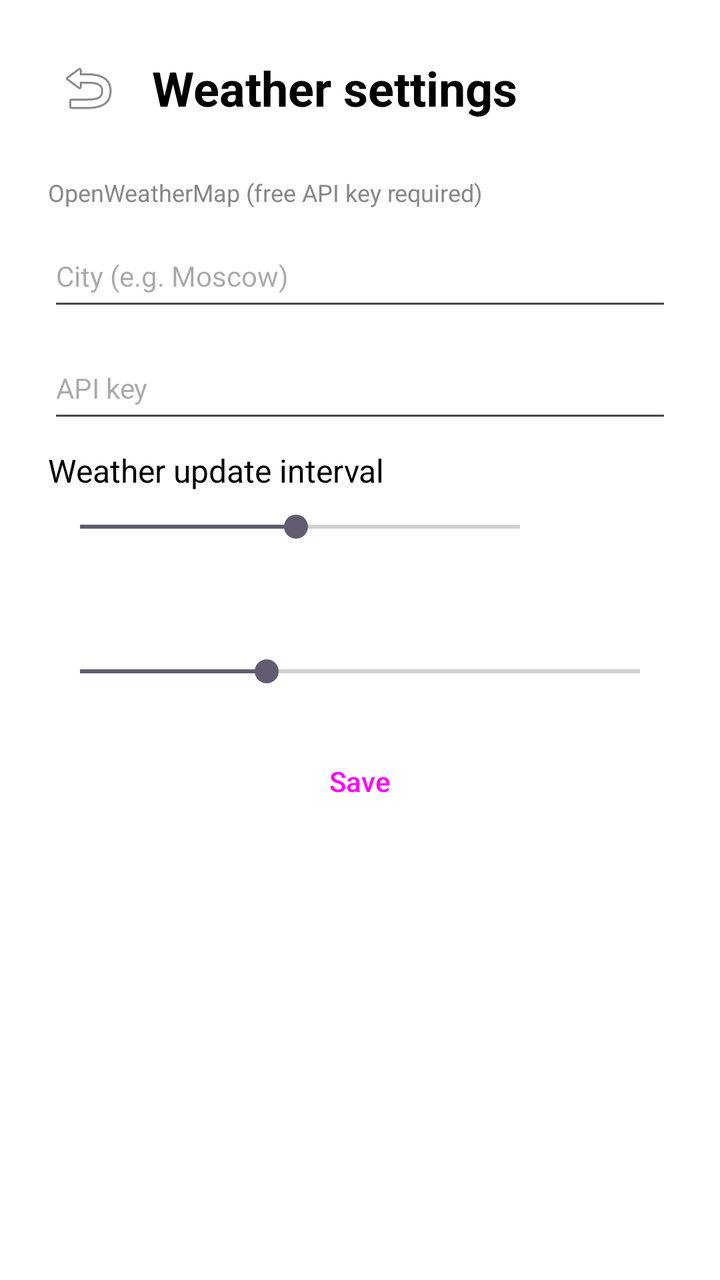
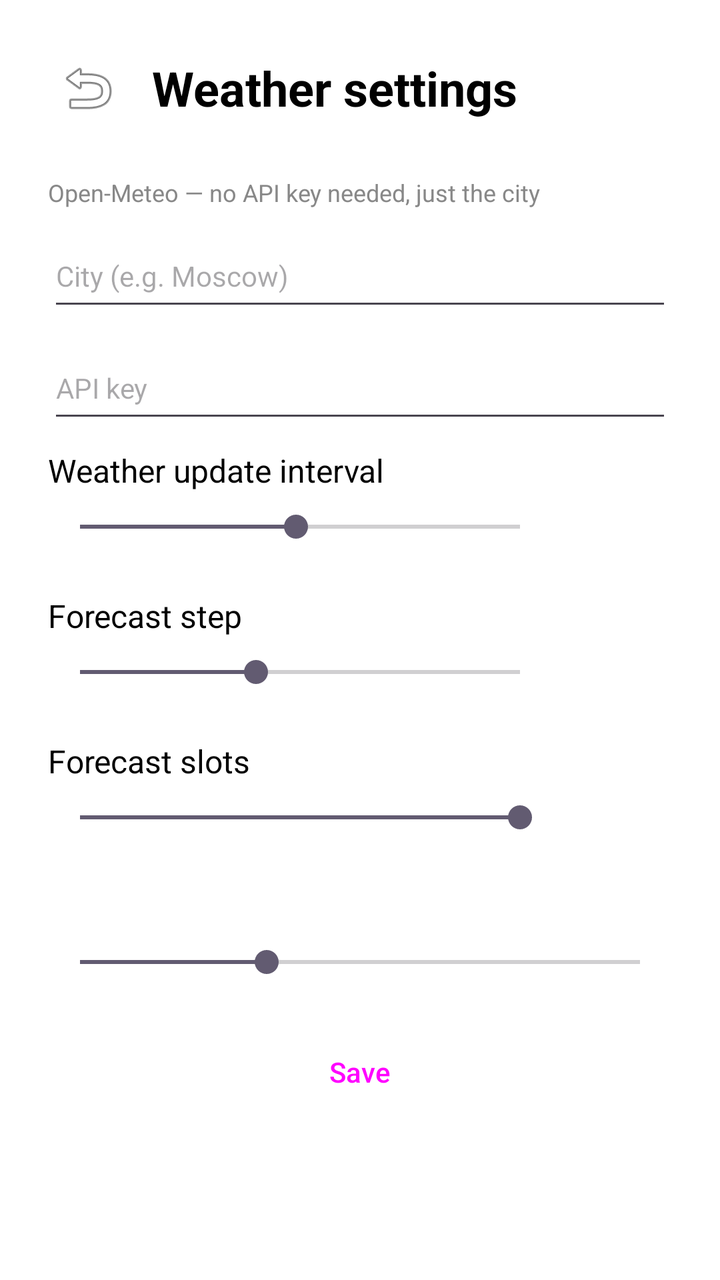

Screens rendered from an Android XML layout before and after an edit, with the pre-edit source and the edit as a unified diff.
<!-- AndroidManifest.xml: application theme Theme.EinkScreensaver -->
<!-- res/layout/activity_weather_settings.xml -->
<?xml version="1.0" encoding="utf-8"?>
<ScrollView xmlns:android="http://schemas.android.com/apk/res/android"
    android:layout_width="match_parent"
    android:layout_height="match_parent"
    android:background="#FFFFFF">

    <LinearLayout
        android:layout_width="match_parent"
        android:layout_height="wrap_content"
        android:orientation="vertical"
        android:padding="24dp">

        
        <LinearLayout
            android:layout_width="match_parent"
            android:layout_height="wrap_content"
            android:orientation="horizontal"
            android:gravity="center_vertical"
            android:layout_marginBottom="24dp">

            <ImageButton
                android:id="@+id/btnBack"
                android:layout_width="40dp"
                android:layout_height="40dp"
                android:src="@android:drawable/ic_menu_revert"
                android:background="?attr/selectableItemBackgroundBorderless"
                android:contentDescription="@string/back"
                android:scaleType="centerInside"
                android:layout_marginEnd="12dp" />

            <TextView
                android:layout_width="wrap_content"
                android:layout_height="wrap_content"
                android:text="@string/weather_settings"
                android:textSize="24sp"
                android:textStyle="bold"
                android:textColor="#000000" />
        </LinearLayout>

        <TextView
            android:layout_width="wrap_content"
            android:layout_height="wrap_content"
            android:text="@string/weather_description"
            android:textSize="12sp"
            android:textColor="#888888"
            android:layout_marginBottom="8dp" />

        <EditText
            android:id="@+id/etWeatherCity"
            android:layout_width="match_parent"
            android:layout_height="48dp"
            android:hint="@string/weather_city_hint"
            android:textSize="14sp"
            android:inputType="text"
            android:layout_marginBottom="8dp" />

        <EditText
            android:id="@+id/etWeatherApiKey"
            android:layout_width="match_parent"
            android:layout_height="48dp"
            android:hint="@string/weather_api_key_hint"
            android:textSize="14sp"
            android:inputType="textPassword"
            android:layout_marginBottom="8dp" />

        
        <TextView
            android:layout_width="wrap_content"
            android:layout_height="wrap_content"
            android:text="@string/weather_interval_title"
            android:textSize="16sp"
            android:textColor="#000000"
            android:layout_marginBottom="8dp" />

        <LinearLayout
            android:layout_width="match_parent"
            android:layout_height="wrap_content"
            android:orientation="horizontal"
            android:gravity="center_vertical"
            android:layout_marginBottom="24dp">

            <SeekBar
                android:id="@+id/weatherIntervalSeekBar"
                android:layout_width="0dp"
                android:layout_height="wrap_content"
                android:layout_weight="1"
                android:max="59"
                android:progress="29" />

            <TextView
                android:id="@+id/weatherIntervalValue"
                android:layout_width="60dp"
                android:layout_height="wrap_content"
                android:textSize="14sp"
                android:textColor="#000000"
                android:gravity="center" />
        </LinearLayout>

        
        <TextView
            android:id="@+id/fontSizeLabel"
            android:layout_width="wrap_content"
            android:layout_height="wrap_content"
            android:textSize="16sp"
            android:textColor="#000000"
            android:layout_marginBottom="8dp" />

        <SeekBar
            android:id="@+id/fontSizeSeekBar"
            android:layout_width="match_parent"
            android:layout_height="wrap_content"
            android:min="8"
            android:max="32"
            android:progress="16"
            android:layout_marginBottom="24dp" />

        <Button
            android:id="@+id/btnSave"
            android:layout_width="match_parent"
            android:layout_height="44dp"
            android:text="@string/save"
            android:textSize="14sp"
            android:layout_marginBottom="32dp"
            style="@style/Widget.Material3.Button.OutlinedButton" />

    </LinearLayout>
</ScrollView>
<!-- resources referenced by this layout -->
<resources>
  <string name="back">Back</string>
  <string name="save">Save</string>
  <string name="weather_api_key_hint">API key</string>
  <string name="weather_city_hint">City (e.g. Moscow)</string>
  <string name="weather_description">OpenWeatherMap (free API key required)</string>
  <string name="weather_interval_title">Weather update interval</string>
  <string name="weather_settings">Weather settings</string>
  <style name="Theme.EinkScreensaver" parent="Theme.Material3.Light.NoActionBar">
          <item name="android:statusBarColor">#FFFFFF</item>
          <item name="android:windowLightStatusBar">true</item>
      </style>
</resources>

<!-- the commit's change to res/layout/activity_weather_settings.xml (unified diff, before → after) -->
@@ -98,6 +98,72 @@
 
         
         <TextView
+            android:layout_width="wrap_content"
+            android:layout_height="wrap_content"
+            android:text="@string/weather_step_title"
+            android:textSize="16sp"
+            android:textColor="#000000"
+            android:layout_marginBottom="8dp" />
+
+        <LinearLayout
+            android:layout_width="match_parent"
+            android:layout_height="wrap_content"
+            android:orientation="horizontal"
+            android:gravity="center_vertical"
+            android:layout_marginBottom="24dp">
+
+            <SeekBar
+                android:id="@+id/weatherStepSeekBar"
+                android:layout_width="0dp"
+                android:layout_height="wrap_content"
+                android:layout_weight="1"
+                android:max="5"
+                android:progress="2" />
+
+            <TextView
+                android:id="@+id/weatherStepValue"
+                android:layout_width="60dp"
+                android:layout_height="wrap_content"
+                android:textSize="14sp"
+                android:textColor="#000000"
+                android:gravity="center" />
+        </LinearLayout>
+
+        
+        <TextView
+            android:layout_width="wrap_content"
+            android:layout_height="wrap_content"
+            android:text="@string/weather_slots_title"
+            android:textSize="16sp"
+            android:textColor="#000000"
+            android:layout_marginBottom="8dp" />
+
+        <LinearLayout
+            android:layout_width="match_parent"
+            android:layout_height="wrap_content"
+            android:orientation="horizontal"
+            android:gravity="center_vertical"
+            android:layout_marginBottom="24dp">
+
+            <SeekBar
+                android:id="@+id/weatherSlotsSeekBar"
+                android:layout_width="0dp"
+                android:layout_height="wrap_content"
+                android:layout_weight="1"
+                android:max="4"
+                android:progress="4" />
+
+            <TextView
+                android:id="@+id/weatherSlotsValue"
+                android:layout_width="60dp"
+                android:layout_height="wrap_content"
+                android:textSize="14sp"
+                android:textColor="#000000"
+                android:gravity="center" />
+        </LinearLayout>
+
+        
+        <TextView
             android:id="@+id/fontSizeLabel"
             android:layout_width="wrap_content"
             android:layout_height="wrap_content"
<!-- resource entries referenced after the edit -->
@@ -4,9 +4,11 @@
   <string name="save">Save</string>
   <string name="weather_api_key_hint">API key</string>
   <string name="weather_city_hint">City (e.g. Moscow)</string>
-  <string name="weather_description">OpenWeatherMap (free API key required)</string>
+  <string name="weather_description">Open-Meteo — no API key needed, just the city</string>
   <string name="weather_interval_title">Weather update interval</string>
   <string name="weather_settings">Weather settings</string>
+  <string name="weather_slots_title">Forecast slots</string>
+  <string name="weather_step_title">Forecast step</string>
   <style name="Theme.EinkScreensaver" parent="Theme.Material3.Light.NoActionBar">
           <item name="android:statusBarColor">#FFFFFF</item>
           <item name="android:windowLightStatusBar">true</item>
